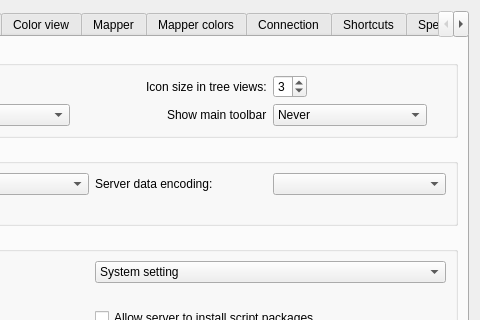
Above: src/ui/profile_preferences.ui from MTSowbug/Mudlet_Protuna before the change; both pictures show x 297 to 777 and y 0 to 320 of the 777 by 774 pixel window. Below: the same form after it.
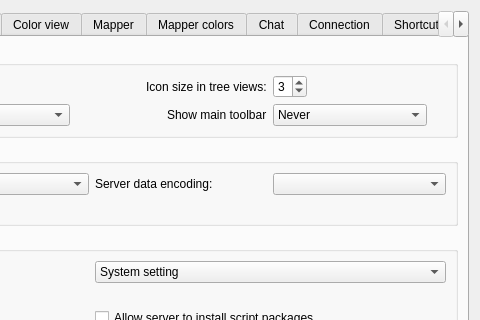
That is the form after the change. Icons and pictures are not drawn. Custom widgets are drawn as their Qt base class.

```diff
--- a/src/ui/profile_preferences.ui
+++ b/src/ui/profile_preferences.ui
@@ -2757,7 +2757,7 @@
        </item>
       </layout>
      </widget>
-     <!-- <widget class="QWidget" name="tab_chat">
+     <widget class="QWidget" name="tab_chat">
       <attribute name="title">
        <string>Chat</string>
       </attribute>
@@ -3035,7 +3035,7 @@
         </spacer>
        </item>
       </layout>
-     </widget> -->
+     </widget>
      <widget class="QWidget" name="tab_connection">
       <attribute name="title">
        <string>Connection</string>
```
